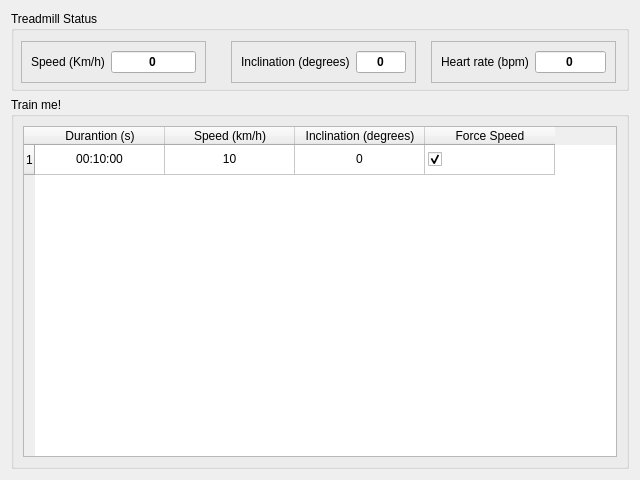
cagnulein/qdomyos-zwift, file src/mainwindow.ui: the form before one commit.
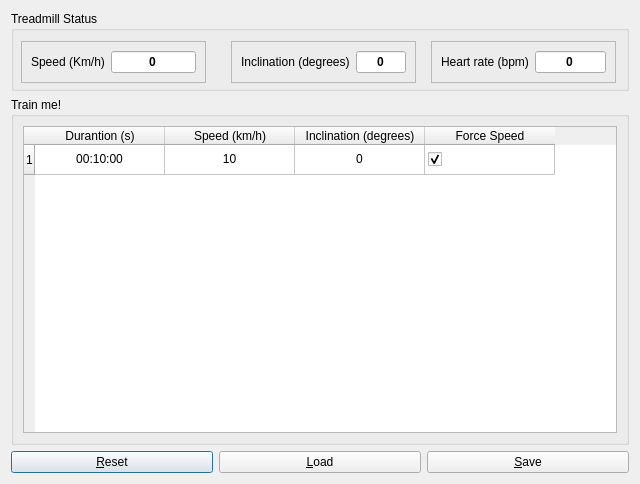
The form after the commit.

Commit message: adding ability to save and load training program (not finished yet)

The edit to the form file:
```diff
--- a/src/mainwindow.ui
+++ b/src/mainwindow.ui
@@ -7,7 +7,7 @@
     <x>0</x>
     <y>0</y>
     <width>640</width>
-    <height>480</height>
+    <height>484</height>
    </rect>
   </property>
   <property name="windowTitle">
@@ -182,6 +182,9 @@
        <verstretch>0</verstretch>
       </sizepolicy>
      </property>
+     <property name="layoutDirection">
+      <enum>Qt::LeftToRight</enum>
+     </property>
      <property name="title">
       <string>Train me!</string>
      </property>
@@ -271,6 +274,31 @@
      </layout>
     </widget>
    </item>
+   <item>
+    <layout class="QHBoxLayout" name="horizontalLayout_5">
+     <item>
+      <widget class="QPushButton" name="reset">
+       <property name="text">
+        <string>&amp;Reset</string>
+       </property>
+      </widget>
+     </item>
+     <item>
+      <widget class="QPushButton" name="load">
+       <property name="text">
+        <string>&amp;Load</string>
+       </property>
+      </widget>
+     </item>
+     <item>
+      <widget class="QPushButton" name="save">
+       <property name="text">
+        <string>&amp;Save</string>
+       </property>
+      </widget>
+     </item>
+    </layout>
+   </item>
   </layout>
  </widget>
  <resources/>
```
The commit also changes 4 other files.
